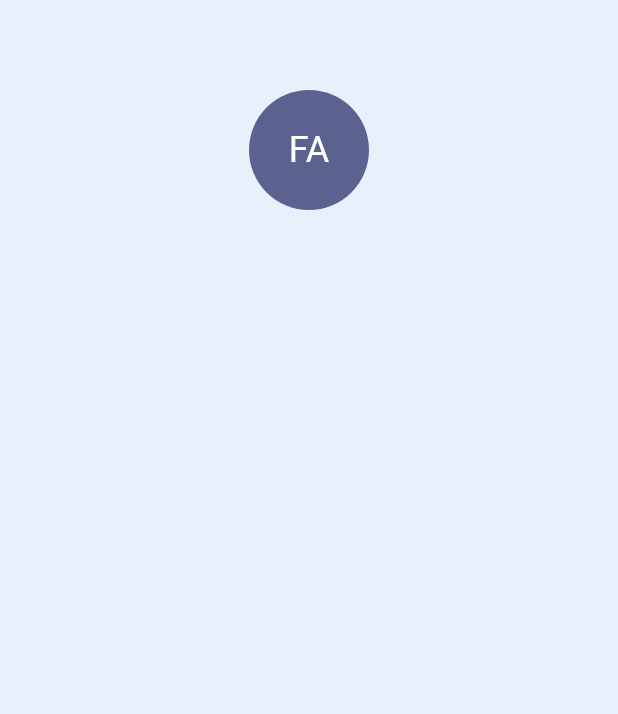
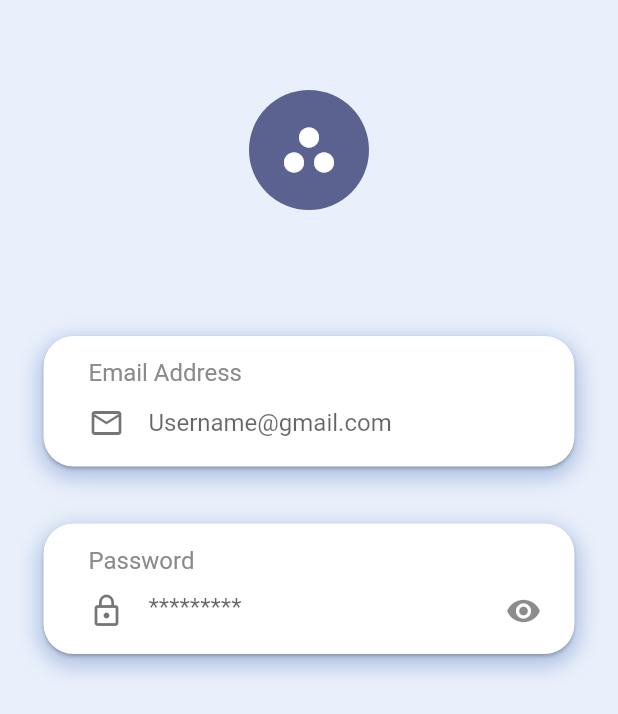
Before and after one commit to gomezjcdev/FlutterDesigns, a Flutter app: the screen it shows after launch, on a phone screen of 412 x 824 dp. Shown: the top 714 px of the screen. Run offline on Flutter 3.47's test engine with Material 2 defaults, Android fonts, the phone set to English and light mode, and no system bars.

Commit message:
Custom Card and Fields

```diff
--- a/FinancialApp/lib/src/Auth/ui/screens/login.dart
+++ b/FinancialApp/lib/src/Auth/ui/screens/login.dart
@@ -1,5 +1,9 @@
+import 'package:flutter/material.dart';
+
+import 'package:financial_app/src/Auth/ui/widgets/formfield_container.dart';
+import 'package:financial_app/src/Auth/ui/widgets/formfield.dart';
+
 import 'package:financial_app/src/utils/colors.dart';
-import 'package:flutter/material.dart';
 
 class Login extends StatelessWidget {
   const Login({Key? key}) : super(key: key);
@@ -10,19 +14,36 @@ class Login extends StatelessWidget {
       backgroundColor: primaryColor,
       body: SafeArea(
         child: Center(
-          child: Column(
-            children: const [
-              Padding(padding: EdgeInsets.only(top: 60.0)),
-              CircleAvatar(
-                radius: 40.0,
-                backgroundColor: imagesColor,
-                child: Text(
-                  "FA",
-                  style: TextStyle(color: whiteColor, fontSize: 24),
-                ),
-              )
-            ],
-          ),
+          child: Column(children: [
+            const Padding(padding: EdgeInsets.only(top: 60.0)),
+            const CircleAvatar(
+              radius: 40.0,
+              backgroundColor: imagesColor,
+              child: Icon(
+                Icons.workspaces_filled,
+                color: whiteColor,
+                size: 40.0,
+              ),
+            ),
+            const SizedBox(height: 80.0),
+            FormFieldContainer(
+              formField: CustomFormField(
+                label: "Email Address",
+                hintText: "Username@gmail.com",
+                inputIcon: Icons.email_outlined,
+              ),
+            ),
+            const SizedBox(height: 30.0),
+            FormFieldContainer(
+              formField: CustomFormField(
+                label: "Password",
+                hintText: "*********",
+                inputIcon: Icons.lock_outline,
+                isPasswordField: true,
+                showPasswordButton: true,
+              ),
+            )
+          ]),
         ),
       ),
     );
--- /dev/null
+++ b/FinancialApp/lib/src/Auth/ui/widgets/formfield.dart
@@ -0,0 +1,55 @@
+import 'package:financial_app/src/utils/colors.dart';
+import 'package:flutter/material.dart';
+
+class CustomFormField extends StatefulWidget {
+  final String label;
+  final String hintText;
+  final IconData inputIcon;
+  bool isPasswordField;
+  bool showPasswordButton;
+
+  CustomFormField({
+    Key? key,
+    required this.label,
+    required this.hintText,
+    required this.inputIcon,
+    this.isPasswordField = false,
+    this.showPasswordButton = false,
+  }) : super(key: key);
+
+  @override
+  State<CustomFormField> createState() => _CustomFormFieldState();
+}
+
+class _CustomFormFieldState extends State<CustomFormField> {
+  @override
+  Widget build(BuildContext context) {
+    return Column(crossAxisAlignment: CrossAxisAlignment.start, children: [
+      Text(
+        widget.label,
+        style: const TextStyle(color: textColor, fontSize: 16.0),
+      ),
+      TextField(
+        obscureText: widget.isPasswordField,
+        autofocus: false,
+        decoration: InputDecoration(
+            border: InputBorder.none,
+            hintText: widget.hintText,
+            icon: Icon(
+              widget.inputIcon,
+              color: colorBlack,
+            ),
+            suffixIcon: widget.showPasswordButton
+                ? IconButton(
+              icon: const Icon(Icons.visibility),
+              onPressed: () {
+                setState(() {
+                  widget.isPasswordField = !widget.isPasswordField;
+                });
+              },
+            )
+                : null),
+      )
+    ]);
+  }
+}
--- /dev/null
+++ b/FinancialApp/lib/src/Auth/ui/widgets/formfield_container.dart
@@ -0,0 +1,43 @@
+import 'package:financial_app/src/Auth/ui/widgets/formfield.dart';
+import 'package:flutter/material.dart';
+
+import 'package:financial_app/src/utils/colors.dart';
+
+class FormFieldContainer extends StatelessWidget {
+  final CustomFormField formField;
+
+  const FormFieldContainer({
+    Key? key,
+    required this.formField,
+  }) : super(key: key);
+
+  @override
+  Widget build(BuildContext context) {
+    return Container(
+      margin: const EdgeInsets.symmetric(horizontal: 25.0),
+      decoration: const BoxDecoration(
+        borderRadius: BorderRadius.all(Radius.circular(25.0)),
+        boxShadow: [
+          BoxShadow(
+            color: secondaryColor,
+            blurRadius: 10,
+            offset: Offset(0, 5),
+            spreadRadius: 0,
+          )
+        ],
+      ),
+      child: Card(
+        shape: const RoundedRectangleBorder(
+          borderRadius: BorderRadius.all(
+            Radius.circular(20.0),
+          ),
+        ),
+        child: Padding(
+          padding: const EdgeInsets.only(
+              top: 15.0, bottom: 5.0, left: 30.0, right: 10.0),
+          child: formField,
+        ),
+      ),
+    );
+  }
+}
--- a/FinancialApp/lib/src/utils/colors.dart
+++ b/FinancialApp/lib/src/utils/colors.dart
@@ -1,7 +1,9 @@
-import 'package:flutter/cupertino.dart';
+import 'package:flutter/material.dart';
 
-const primaryColor = Color(0xFFE9F0FB);
+const primaryColor   = Color(0xFFE9F0FB);
 const secondaryColor = Color(0xFFB4C5E5);
-const imagesColor = Color(0xFF5B628F);
-const actionsColor = Color(0xFF0D0F35);
-const whiteColor = Color(0xFFFFFFFF);
+const imagesColor    = Color(0xFF5B628F);
+const actionsColor   = Color(0xFF0D0F35);
+const textColor      = Color(0xFF8A8A8A);
+const whiteColor     = Color(0xFFFFFFFF);
+const colorBlack     = Colors.black54;
```
